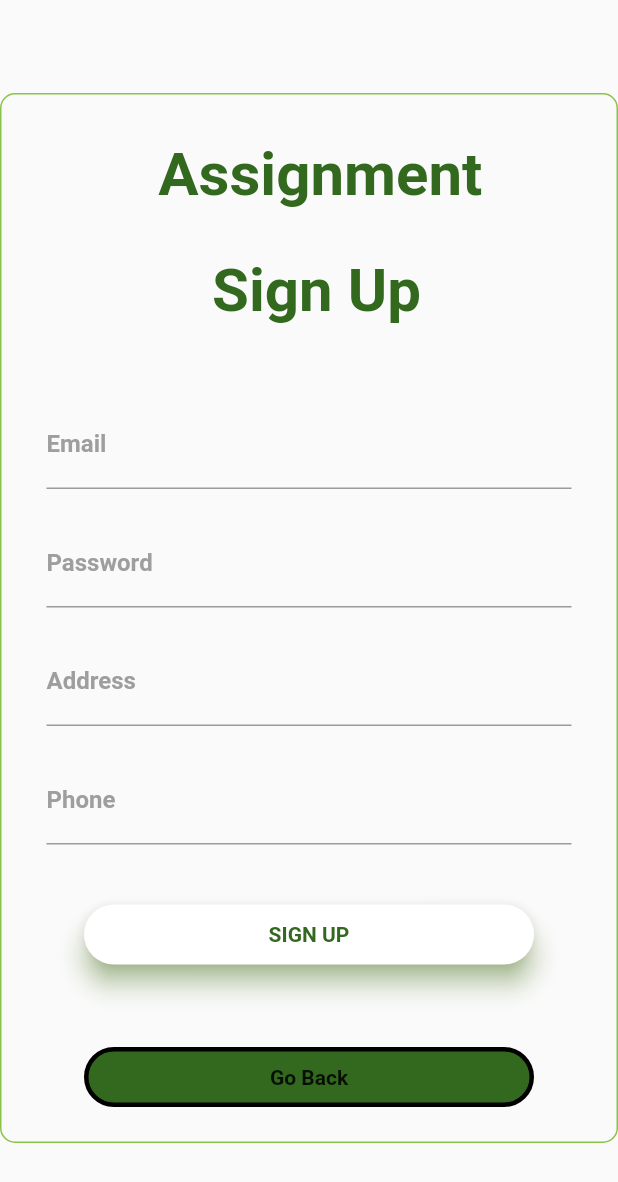
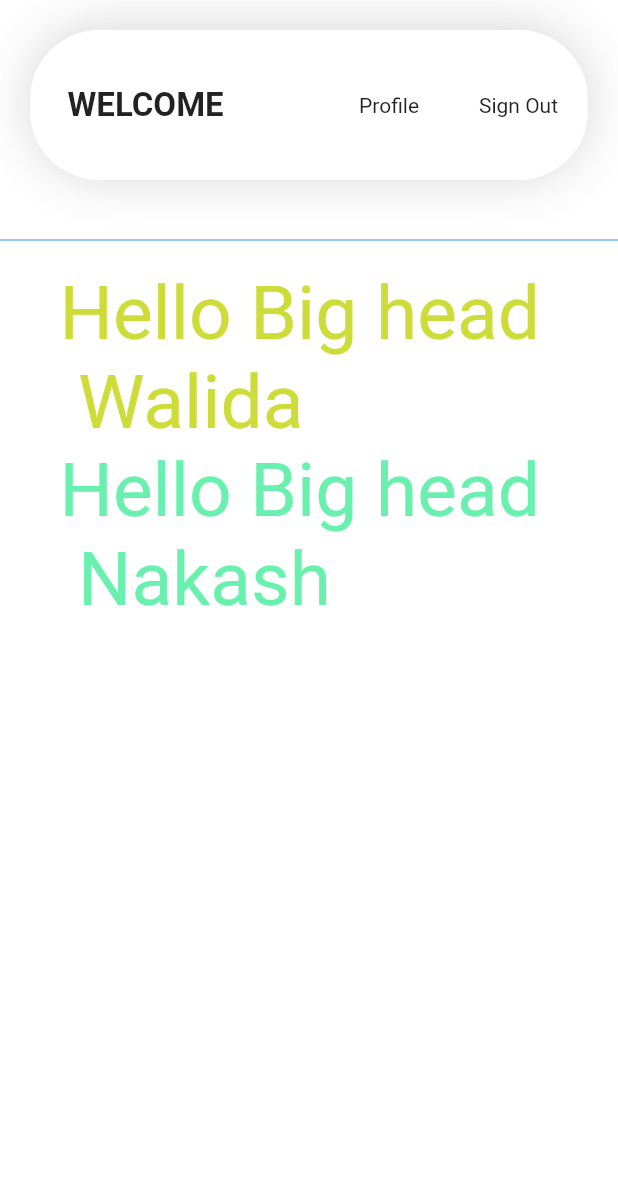
Before and after one commit to HauwaInuwa/CSC-506, a Flutter app: the SignupPage screen opened by its route, after a tap on "SIGN UP", on a phone screen of 412 x 824 dp. Shown: the top 1182 px of the screen. Run offline on Flutter 3.47's test engine with Material 2 defaults, Android fonts, the phone set to English and light mode, and no system bars; Roboto replaces fonts that are missing (Montserrat).

Commit message:
Home page

```diff
--- /dev/null
+++ b/lib/home.dart
@@ -0,0 +1,77 @@
+import 'package:flutter/material.dart';
+import 'main.dart';
+//import 'package:heels/singup.dart';
+
+class MyHome extends StatefulWidget {
+  @override
+  _MyHomeState createState() => _MyHomeState();
+}
+
+class _MyHomeState extends State<MyHome> {
+  @override
+  Widget build(BuildContext context) {
+    return new Scaffold(
+      resizeToAvoidBottomInset: true,
+      backgroundColor: Colors.white38,
+      body: Column(
+        children: [
+          Container(
+            margin: EdgeInsets.all(20),
+            padding: EdgeInsets.all(20),
+            decoration: BoxDecoration(
+                color: Colors.white,
+                borderRadius: BorderRadius.circular(46),
+                boxShadow: [
+                  BoxShadow(
+                    offset: Offset(0, -2),
+                    blurRadius: 30,
+                    color: Colors.black.withOpacity(0.16),
+                  )
+                ]),
+            child: Row(
+              children: <Widget>[
+                SizedBox(
+                  width: 5,
+                ),
+                Text(
+                  "Welcome".toUpperCase(),
+                  style: TextStyle(fontSize: 22, fontWeight: FontWeight.bold),
+                ),
+                Spacer(),
+                InkWell(
+                  child: Text('Profile'),
+                  onTap: () {},
+                ),
+                SizedBox(
+                  height: 60,
+                  width: 40,
+                ),
+                InkWell(
+                  child: Text('Sign Out'),
+                  onTap: () {
+                    Navigator.push(
+                        context,
+                        new MaterialPageRoute(
+                            builder: (context) => MyHomePage()));
+                  },
+                ),
+              ],
+            ),
+          ),
+          Divider(
+            height: 40,
+            color: Colors.blue,
+          ),
+          Text(
+            'Hello Big head \n Walida',
+            style: TextStyle(color: Colors.lime, fontSize: 50),
+          ),
+          Text(
+            'Hello Big head \n Nakash',
+            style: TextStyle(color: Colors.greenAccent, fontSize: 50),
+          )
+        ],
+      ),
+    );
+  }
+}
--- a/lib/main.dart
+++ b/lib/main.dart
@@ -1,5 +1,6 @@
 import 'package:flutter/material.dart';
 import 'signup.dart';
+import 'home.dart';
 
 void main() {
   runApp(MyApp());
@@ -11,7 +12,8 @@
     return MaterialApp(
       debugShowCheckedModeBanner: false,
       routes: <String, WidgetBuilder>{
-        '/signup': (BuildContext context) => new SignupPage()
+        '/signup': (BuildContext context) => new SignupPage(),
+        '/home': (BuildContext context) => new MyHome()
       },
       home: new MyHomePage(),
     );
@@ -103,7 +105,9 @@
                       elevation: 7.0,
                       child: GestureDetector(
                         // function when you tap i.e move to home page
-                        onTap: () {},
+                        onTap: () {
+                          Navigator.of(context).pushNamed('/home');
+                        },
                         child: Center(
                           child: Text(
                             'SIGN IN',
--- a/lib/signup.dart
+++ b/lib/signup.dart
@@ -1,4 +1,5 @@
 import 'package:flutter/material.dart';
+import 'home.dart';
 
 class SignupPage extends StatefulWidget {
   @override
@@ -112,7 +113,12 @@
                                   elevation: 7.0,
                                   child: GestureDetector(
                                     // function when you tap i.e move to home page
-                                    onTap: () {},
+                                    onTap: () {
+                                      Navigator.push(
+                                          context,
+                                          new MaterialPageRoute(
+                                              builder: (context) => MyHome()));
+                                    },
                                     child: Center(
                                       child: Text(
                                         'SIGN UP',
```
